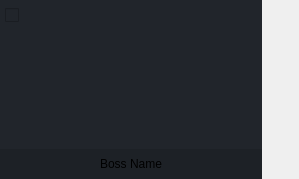
This is gui/ui_files/monster_profile.ui in evsahal/TaskEX as Qt 5 draws it before an edit. The edited form follows.
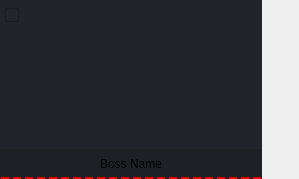
This is the edited form. Icons and pictures are not drawn.

Diff of the .ui file:
```diff
--- a/gui/ui_files/monster_profile.ui
+++ b/gui/ui_files/monster_profile.ui
@@ -255,7 +255,8 @@
          </size>
         </property>
         <property name="styleSheet">
-         <string notr="true">background-color: rgb(29, 33, 38);</string>
+         <string notr="true">background-color: rgb(29, 33, 38);
+border-bottom: 2px dashed red;</string>
         </property>
         <property name="frameShape">
          <enum>QFrame::Shape::NoFrame</enum>
```
Left out of the diff: 5 changed lines with no effect on the pictures.
